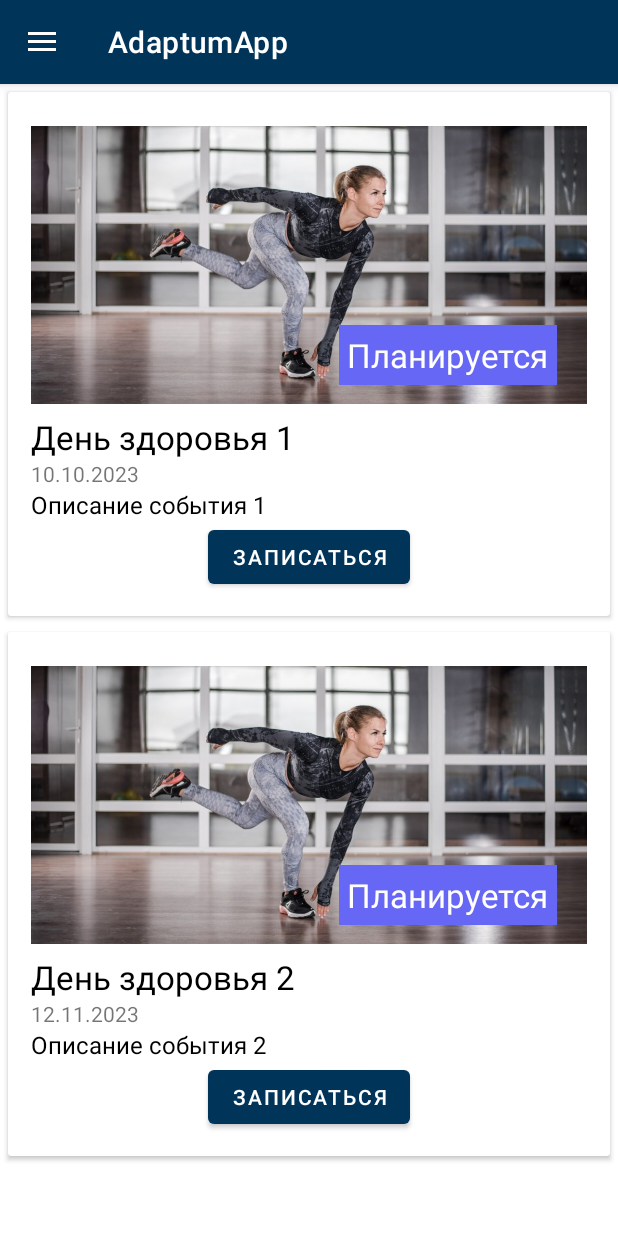
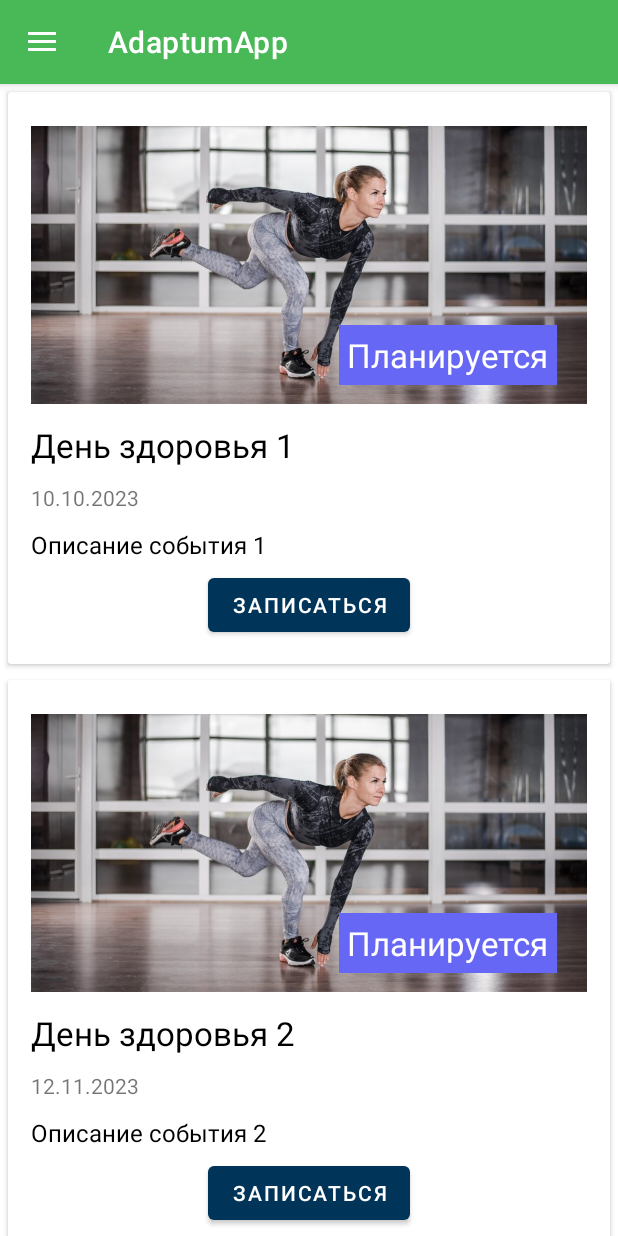
Before and after one commit to SergeiKrainyukov/AdaptumApp, an Android app: the screen it shows after launch (MainActivity), in the side drawer, after a tap on "События", on a phone screen of 412 x 824 dp. Run offline under Robolectric (Android 15) with nearby library versions, the phone set to English and light mode, and no system bars; our stand-ins replace Dagger/Hilt's generated code.

Commit message:
Обновлены цвета

```diff
--- a/app/src/main/res/layout/item_event.xml
+++ b/app/src/main/res/layout/item_event.xml
@@ -36,12 +36,14 @@
         <TextView
             android:id="@+id/title"
             style="@style/TitleTextStyleBlack"
+            android:layout_marginVertical="5dp"
             android:layout_width="match_parent"
             android:layout_height="wrap_content"
             tools:text="День здоровья" />
 
         <TextView
             android:id="@+id/date"
+            android:layout_marginVertical="5dp"
             android:layout_width="match_parent"
             android:layout_height="wrap_content"
             tools:text="08.10.2023" />
@@ -49,6 +51,7 @@
         <TextView
             android:id="@+id/description"
             style="@style/NormalTextStyleBlack"
+            android:layout_marginVertical="5dp"
             android:layout_width="match_parent"
             android:layout_height="wrap_content"
             tools:text="Описание" />
--- a/app/src/main/res/values/themes.xml
+++ b/app/src/main/res/values/themes.xml
@@ -1,7 +1,7 @@
 <resources>
     <!-- Base application theme. -->
     <style name="Theme.AdaptumApp" parent="Theme.MaterialComponents.Light.DarkActionBar">
-        <item name="colorPrimary">@color/primary_color</item>
-        <item name="colorPrimaryDark">@color/primary_color</item>
+        <item name="colorPrimary">@color/theme_green</item>
+        <item name="colorPrimaryDark">@color/theme_green</item>
     </style>
 </resources>
```
